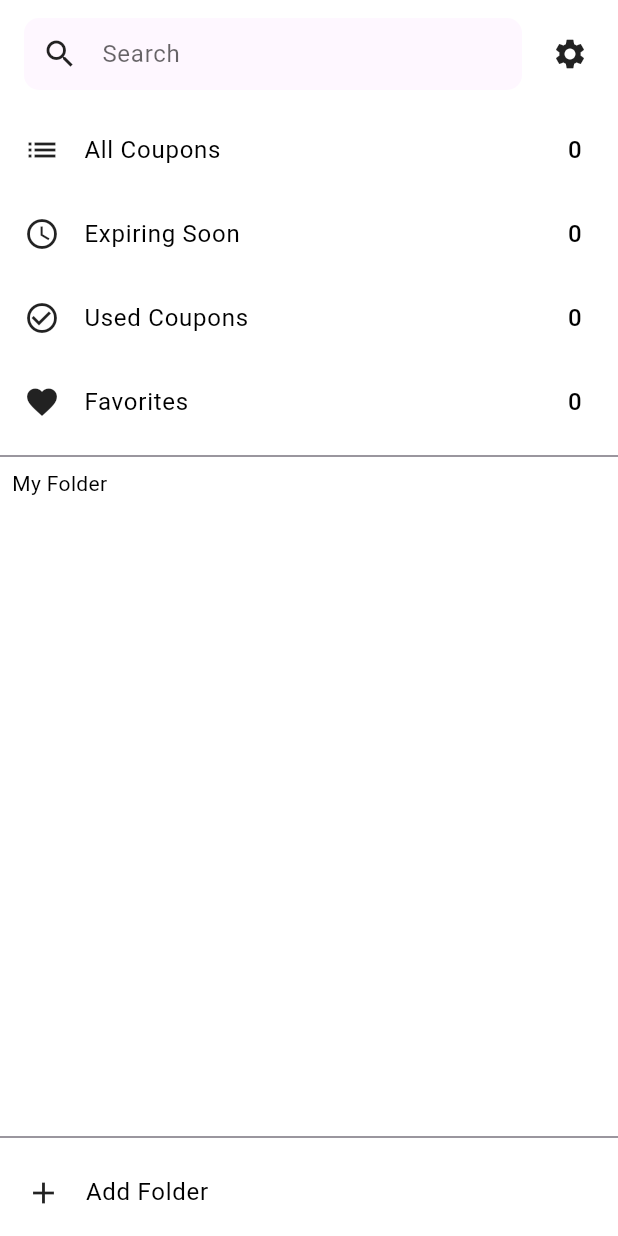
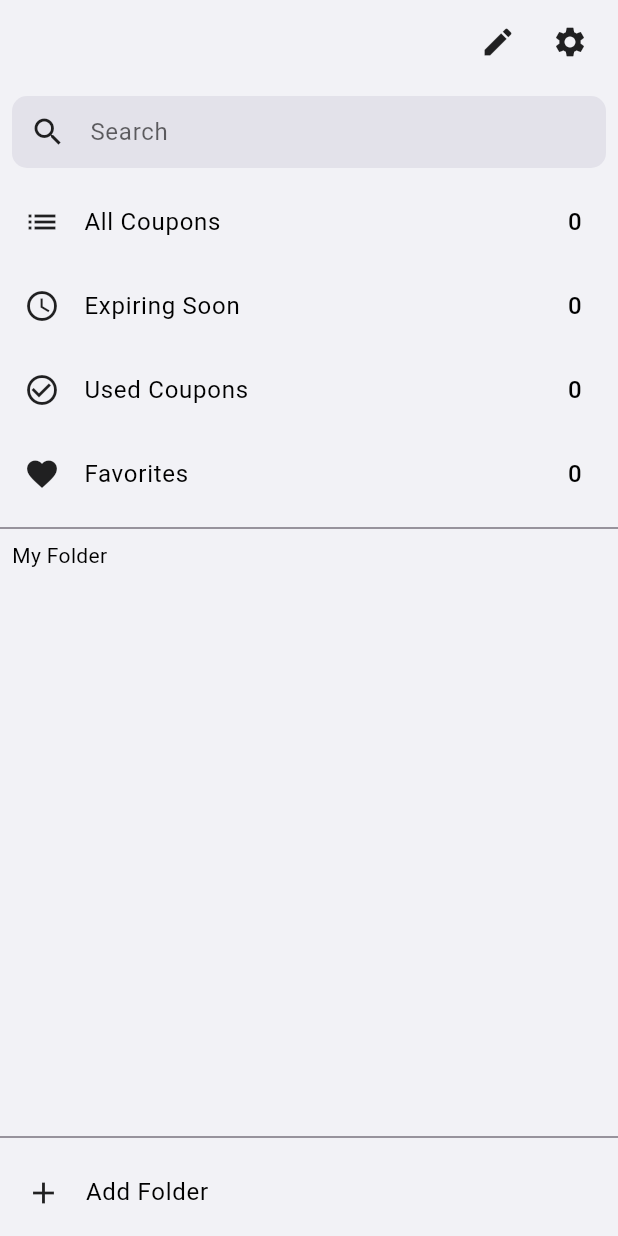
Before and after one commit to hyperbora/coupon-place, a Flutter app: the screen it shows after launch, on a phone screen of 412 x 824 dp. Run offline on Flutter 3.47's test engine with Material 3 defaults, Android fonts, the phone set to English and light mode, and no system bars; our stand-ins replace drift; accounts and stored records are empty; generated files the repository leaves out were written again; statements that could not run were skipped.

Commit message:
fix: 설정, 편집 버튼 위치 수정

```diff
--- a/lib/main.dart
+++ b/lib/main.dart
@@ -24,7 +24,7 @@ class MyApp extends StatelessWidget {
       theme: ThemeData(
         primarySwatch: Colors.blue,
         brightness: Brightness.light,
-        scaffoldBackgroundColor: Colors.white,
+        scaffoldBackgroundColor: Color.fromARGB(255, 242, 242, 246),
         appBarTheme: AppBarTheme(
           backgroundColor: Colors.blue,
           foregroundColor: Colors.white,
@@ -32,6 +32,10 @@ class MyApp extends StatelessWidget {
         textTheme: TextTheme(
           bodyLarge: TextStyle(color: Colors.black),
           bodyMedium: TextStyle(color: Colors.black),
+        ),
+        inputDecorationTheme: InputDecorationTheme(
+          filled: true,
+          fillColor: Color.fromARGB(255, 227, 226, 234),
         ),
       ),
       darkTheme: ThemeData(
@@ -45,6 +49,10 @@ class MyApp extends StatelessWidget {
         textTheme: TextTheme(
           bodyLarge: TextStyle(color: Colors.white),
           bodyMedium: TextStyle(color: Colors.white),
+        ),
+        inputDecorationTheme: InputDecorationTheme(
+          filled: true,
+          fillColor: Color.fromARGB(255, 28, 28, 29),
         ),
       ),
       themeMode: ThemeMode.system,
--- a/lib/pages/navigation_page.dart
+++ b/lib/pages/navigation_page.dart
@@ -26,7 +26,6 @@ class _NavigationPageState extends State<NavigationPage> {
           hintText: localizations.searchHint,
           hintStyle: TextStyle(color: Theme.of(context).hintColor),
           filled: true,
-          fillColor: Theme.of(context).colorScheme.surface,
           border: OutlineInputBorder(
             borderRadius: BorderRadius.circular(10),
             borderSide: BorderSide.none,
@@ -140,9 +139,15 @@ class _NavigationPageState extends State<NavigationPage> {
     return Padding(
       padding: const EdgeInsets.symmetric(horizontal: 8.0, vertical: 4.0),
       child: Row(
-        mainAxisAlignment: MainAxisAlignment.spaceBetween,
+        mainAxisAlignment: MainAxisAlignment.end,
         children: [
-          Expanded(child: _searchField()),
+          IconButton(
+            icon: Icon(
+              Icons.edit,
+              color: Theme.of(context).iconTheme.color,
+            ),
+            onPressed: () {},
+          ),
           IconButton(
             icon: Icon(
               Icons.settings,
@@ -161,6 +166,7 @@ class _NavigationPageState extends State<NavigationPage> {
       child: Column(
         children: [
           _topBar(),
+          _searchField(),
           _menuList(),
           _bottomMenu(),
         ],
```
